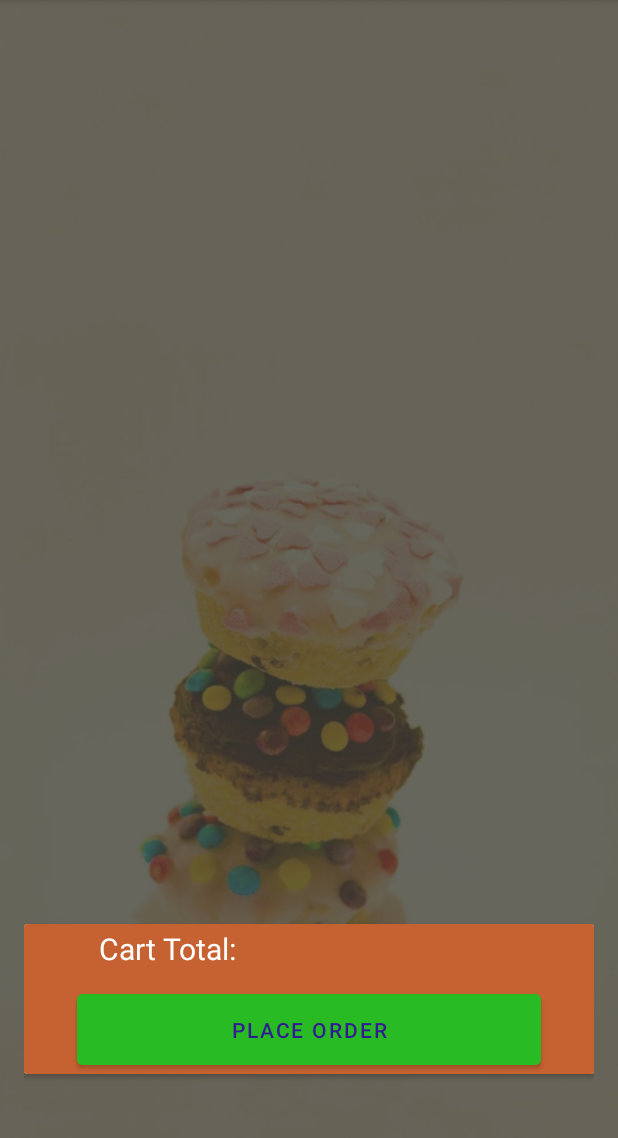
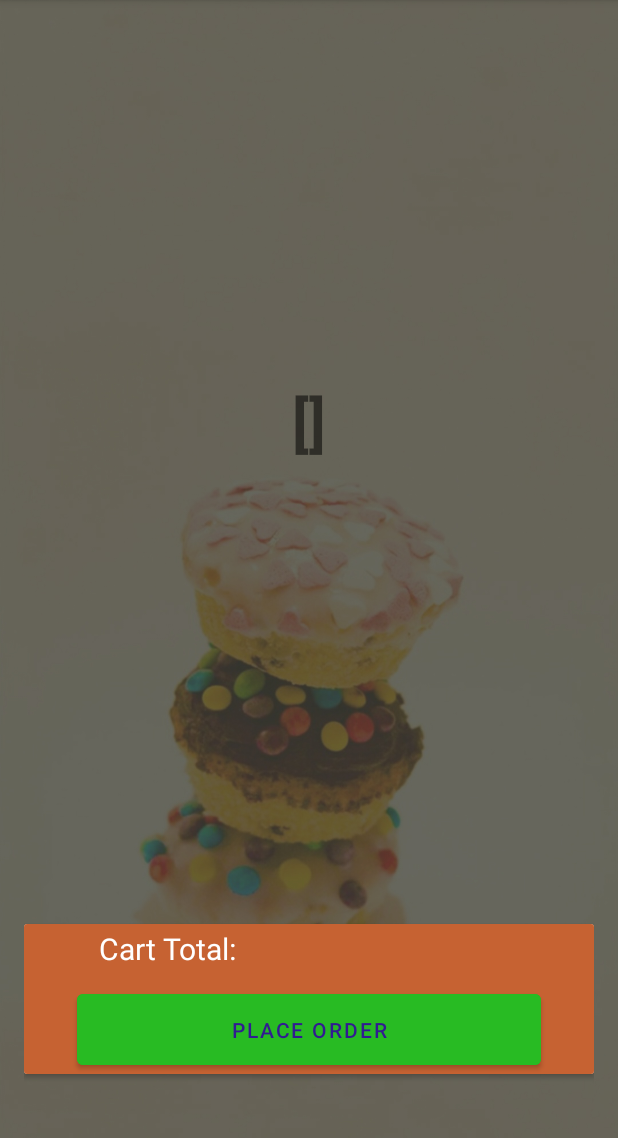
Before and after one commit to Danieltarek3110/Wagba, an Android app: the Cart screen opened directly, with no data from a screen before it, on a phone screen of 412 x 824 dp, the part 84-1222 px from its top. Run offline under Robolectric (Android 15) with nearby library versions, the phone set to English and light mode, and no system bars; our stand-ins replace Firebase (no records; nobody signed in at launch, a user with empty details on screens opened directly).

Commit message:
Added AddToCart Page

```diff
--- a/app/src/main/java/com/example/wagba01/Cart.java
+++ b/app/src/main/java/com/example/wagba01/Cart.java
@@ -1,14 +1,64 @@
 package com.example.wagba01;
 
 import androidx.appcompat.app.AppCompatActivity;
+import androidx.recyclerview.widget.LinearLayoutManager;
 
 import android.os.Bundle;
+import android.util.Log;
+import android.widget.ArrayAdapter;
+import android.widget.ListView;
+import android.widget.TextView;
+
+import com.google.firebase.database.DataSnapshot;
+import com.google.firebase.database.DatabaseError;
+import com.google.firebase.database.DatabaseReference;
+import com.google.firebase.database.FirebaseDatabase;
+import com.google.firebase.database.ValueEventListener;
+
+import java.util.ArrayList;
 
 public class Cart extends AppCompatActivity {
+
+
+    ArrayList<Dishes_Model> inCart = new ArrayList<>();
+    TextView CartList;
+
+    FirebaseDatabase database = FirebaseDatabase.getInstance("https://wagba01-default-rtdb.europe-west1.firebasedatabase.app/");
+    DatabaseReference CartRef = database.getReference("Wagba");
 
     @Override
     protected void onCreate(Bundle savedInstanceState) {
         super.onCreate(savedInstanceState);
         setContentView(R.layout.activity_cart);
+        CartList = findViewById(R.id.CartItems);
+
+        //CartRef.child("cart").setValue();
+
+
+        CartRef.child("cart").addValueEventListener(new ValueEventListener() {
+            @Override
+            public void onDataChange(DataSnapshot dataSnapshot) {
+
+                for (DataSnapshot postSnapshot: dataSnapshot.getChildren()) {
+
+                    inCart.add(postSnapshot.getValue(Dishes_Model.class));
+
+                }
+
+                CartList.setText(inCart.toString());
+
+            }
+
+            @Override
+            public void onCancelled(DatabaseError error) {
+                // Failed to read value
+                Log.w("RT DB", "Failed to read value.", error.toException());
+            }
+        });
+
+
+
+
+
     }
 }
--- a/app/src/main/java/com/example/wagba01/MainActivity.java
+++ b/app/src/main/java/com/example/wagba01/MainActivity.java
@@ -15,7 +15,6 @@ public class MainActivity extends AppCompatActivity {
     Intent intent01 , intent02, intent03;
     FirebaseAuth mAuth;
 
-
     @Override
     protected void onCreate(Bundle savedInstanceState) {
         super.onCreate(savedInstanceState);
@@ -28,11 +27,9 @@ public class MainActivity extends AppCompatActivity {
         intent03 = new Intent(this, Restaurants.class);
         mAuth = FirebaseAuth.getInstance();
 
-
         binding.btnSignUp.setOnClickListener(view1 -> startActivity(intent01));
         binding.btnSignIn.setOnClickListener(view12 -> startActivity(intent02));
         binding.testbtn.setOnClickListener(v -> startActivity(intent03));
-
     }
 
     @Override
@@ -43,8 +40,6 @@ public class MainActivity extends AppCompatActivity {
         if(user==null){
             startActivity(new Intent(MainActivity.this , SignUp.class));
         }
-
     }
 
-
 }
--- a/app/src/main/res/layout/activity_cart.xml
+++ b/app/src/main/res/layout/activity_cart.xml
@@ -9,13 +9,21 @@
 
     tools:context=".Cart">
 
-    <androidx.recyclerview.widget.RecyclerView
-        android:id="@+id/listCart"
-        android:layout_width="match_parent"
-        android:layout_height="match_parent"
-        android:background="@android:color/transparent" />
+    <TextView
+        android:id="@+id/CartItems"
+        android:layout_width="365dp"
+        android:layout_height="502dp"
+        android:gravity="center"
+        android:textSize="40sp"
+        android:textStyle="bold"
+        app:layout_constraintBottom_toTopOf="@+id/cardView2"
+        app:layout_constraintEnd_toEndOf="parent"
+        app:layout_constraintStart_toStartOf="parent"
+        app:layout_constraintTop_toTopOf="parent"
+        app:layout_constraintVertical_bias="0.14" />
 
     <androidx.cardview.widget.CardView
+        android:id="@+id/cardView2"
         android:layout_width="match_parent"
         android:layout_height="100dp"
         android:layout_marginTop="600dp"
```
Also changed, not shown: app/src/main/java/com/example/wagba01/Dishes.java (+11 -31 lines), app/src/main/java/com/example/wagba01/Dishes_Model.java (+20 -0 lines), app/src/main/java/com/example/wagba01/Dishes_RV_Adapter.java (+32 -2 lines), app/src/main/java/com/example/wagba01/Restaurants.java (+2 -54 lines).
